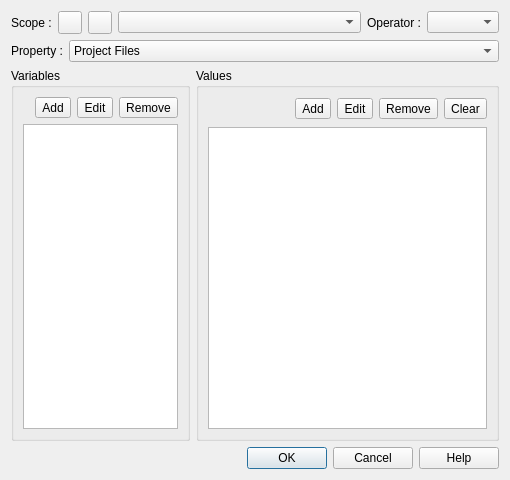
First picture: the form in v2/branches/dev/monkey/src/xupmanager/ui/UIXUPProjectEditor.ui, repository testmana2/mks, before the edit.
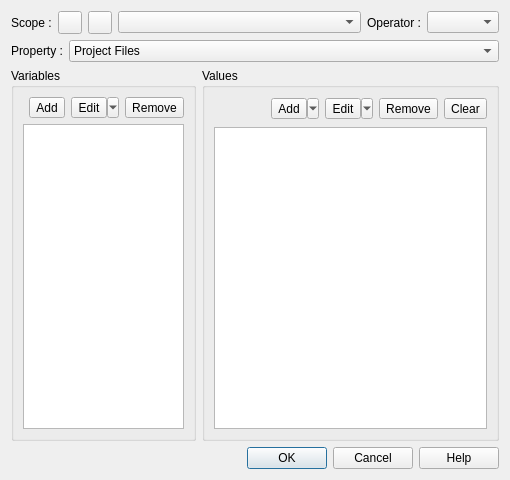
Second picture: the form after the edit. The open tabs and pages were chosen to show the change. Icons and pictures are not drawn. Custom widgets are drawn as their Qt base class.

Commit message: Add some usefull menu actions to Edit toolbuttons for variables and values ( Others Vars page )

What changed in the file:
```diff
--- a/v2/branches/dev/monkey/src/xupmanager/ui/UIXUPProjectEditor.ui
+++ b/v2/branches/dev/monkey/src/xupmanager/ui/UIXUPProjectEditor.ui
@@ -249,6 +249,9 @@
             <property name="icon" >
              <iconset resource="../resources/XUPManager.qrc" >:/editor/icons/editor/modify.png</iconset>
             </property>
+            <property name="popupMode" >
+             <enum>QToolButton::MenuButtonPopup</enum>
+            </property>
            </widget>
           </item>
           <item row="0" column="3" >
@@ -301,6 +304,9 @@
             <property name="icon" >
              <iconset resource="../resources/XUPManager.qrc" >:/actions/add.png</iconset>
             </property>
+            <property name="popupMode" >
+             <enum>QToolButton::MenuButtonPopup</enum>
+            </property>
            </widget>
           </item>
           <item row="0" column="2" >
@@ -311,6 +317,9 @@
             <property name="icon" >
              <iconset resource="../resources/XUPManager.qrc" >:/editor/icons/editor/modify.png</iconset>
             </property>
+            <property name="popupMode" >
+             <enum>QToolButton::MenuButtonPopup</enum>
+            </property>
            </widget>
           </item>
           <item row="0" column="3" >
```
Left out of the diff: 2 changed lines with no effect on the pictures. The commit also changes 2 other files.
